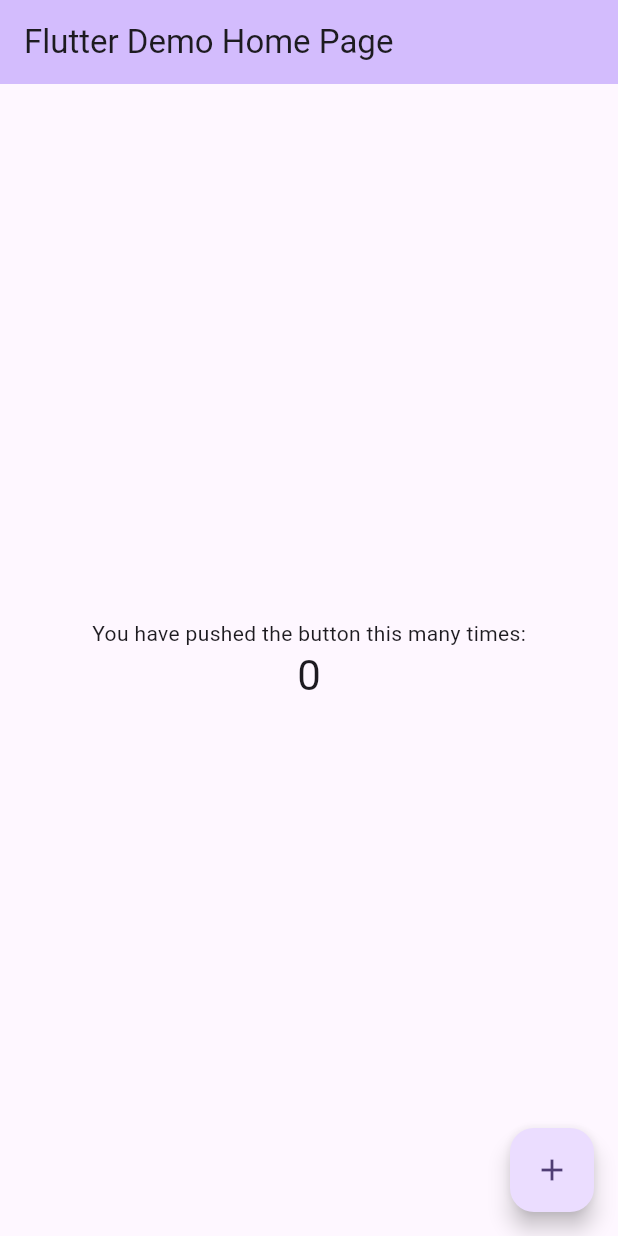
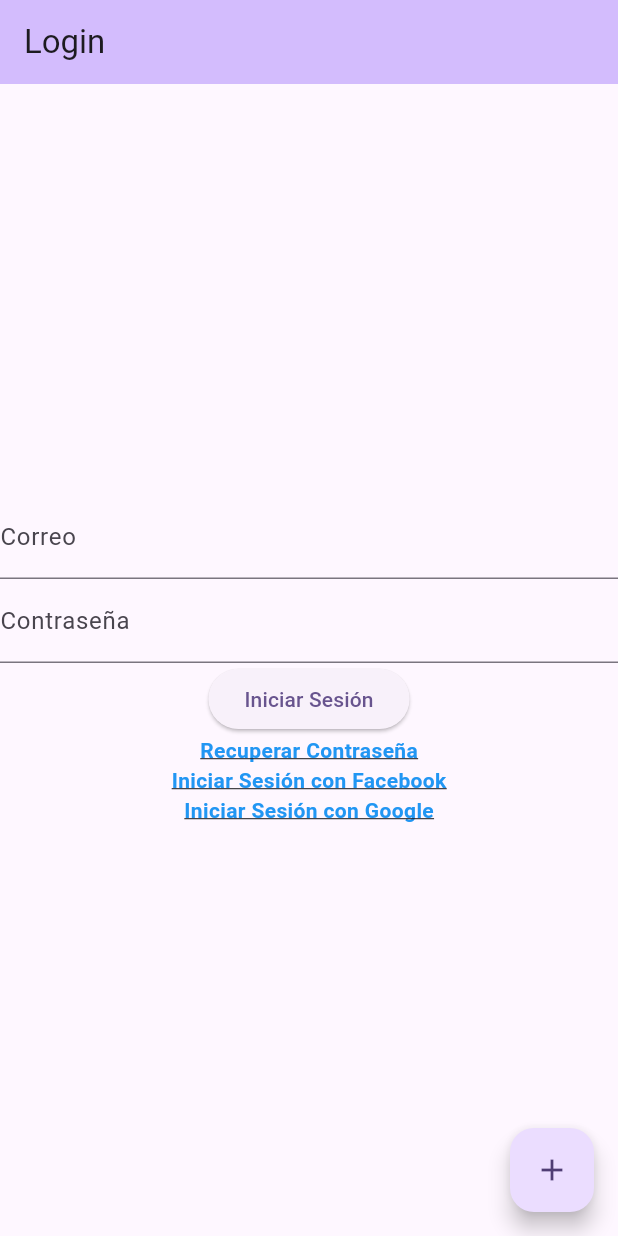
Before and after one commit to ricardo051199/segundo-parcial-parte-practica, a Flutter app: the screen it shows after launch, on a phone screen of 412 x 824 dp. Run offline on Flutter 3.47's test engine with Material 2 defaults, Android fonts, the phone set to English and light mode, and no system bars.

Commit message:
first version

```diff
--- a/lib/main.dart
+++ b/lib/main.dart
@@ -1,4 +1,6 @@
 import 'package:flutter/material.dart';
+import 'package:segundo_parcial_pactica/pages/UserProfile.dart';
+import 'pages/PasswordRecovery.dart';
 
 void main() {
   runApp(const MyApp());
@@ -7,110 +9,95 @@
 class MyApp extends StatelessWidget {
   const MyApp({super.key});
 
-  // This widget is the root of your application.
   @override
   Widget build(BuildContext context) {
     return MaterialApp(
       title: 'Flutter Demo',
       theme: ThemeData(
-        // This is the theme of your application.
-        //
-        // TRY THIS: Try running your application with "flutter run". You'll see
-        // the application has a blue toolbar. Then, without quitting the app,
-        // try changing the seedColor in the colorScheme below to Colors.green
-        // and then invoke "hot reload" (save your changes or press the "hot
-        // reload" button in a Flutter-supported IDE, or press "r" if you used
-        // the command line to start the app).
-        //
-        // Notice that the counter didn't reset back to zero; the application
-        // state is not lost during the reload. To reset the state, use hot
-        // restart instead.
-        //
-        // This works for code too, not just values: Most code changes can be
-        // tested with just a hot reload.
         colorScheme: ColorScheme.fromSeed(seedColor: Colors.deepPurple),
         useMaterial3: true,
       ),
-      home: const MyHomePage(title: 'Flutter Demo Home Page'),
+      home: const LoginScreen(title: 'Login'),
     );
   }
 }
 
-class MyHomePage extends StatefulWidget {
-  const MyHomePage({super.key, required this.title});
-
-  // This widget is the home page of your application. It is stateful, meaning
-  // that it has a State object (defined below) that contains fields that affect
-  // how it looks.
-
-  // This class is the configuration for the state. It holds the values (in this
-  // case the title) provided by the parent (in this case the App widget) and
-  // used by the build method of the State. Fields in a Widget subclass are
-  // always marked "final".
+class LoginScreen extends StatefulWidget {
+  const LoginScreen({super.key, required this.title});
 
   final String title;
 
   @override
-  State<MyHomePage> createState() => _MyHomePageState();
+  State<LoginScreen> createState() => _MyLoginScreenPageState();
 }
 
-class _MyHomePageState extends State<MyHomePage> {
-  int _counter = 0;
-
+class _MyLoginScreenPageState extends State<LoginScreen> {
   void _incrementCounter() {
     setState(() {
-      // This call to setState tells the Flutter framework that something has
-      // changed in this State, which causes it to rerun the build method below
-      // so that the display can reflect the updated values. If we changed
-      // _counter without calling setState(), then the build method would not be
-      // called again, and so nothing would appear to happen.
-      _counter++;
     });
   }
 
   @override
   Widget build(BuildContext context) {
-    // This method is rerun every time setState is called, for instance as done
-    // by the _incrementCounter method above.
-    //
-    // The Flutter framework has been optimized to make rerunning build methods
-    // fast, so that you can just rebuild anything that needs updating rather
-    // than having to individually change instances of widgets.
     return Scaffold(
       appBar: AppBar(
-        // TRY THIS: Try changing the color here to a specific color (to
-        // Colors.amber, perhaps?) and trigger a hot reload to see the AppBar
-        // change color while the other colors stay the same.
         backgroundColor: Theme.of(context).colorScheme.inversePrimary,
-        // Here we take the value from the MyHomePage object that was created by
-        // the App.build method, and use it to set our appbar title.
         title: Text(widget.title),
       ),
       body: Center(
-        // Center is a layout widget. It takes a single child and positions it
-        // in the middle of the parent.
         child: Column(
-          // Column is also a layout widget. It takes a list of children and
-          // arranges them vertically. By default, it sizes itself to fit its
-          // children horizontally, and tries to be as tall as its parent.
-          //
-          // Column has various properties to control how it sizes itself and
-          // how it positions its children. Here we use mainAxisAlignment to
-          // center the children vertically; the main axis here is the vertical
-          // axis because Columns are vertical (the cross axis would be
-          // horizontal).
-          //
-          // TRY THIS: Invoke "debug painting" (choose the "Toggle Debug Paint"
-          // action in the IDE, or press "p" in the console), to see the
-          // wireframe for each widget.
           mainAxisAlignment: MainAxisAlignment.center,
           children: <Widget>[
-            const Text(
-              'You have pushed the button this many times:',
+            const TextField(
+              decoration: InputDecoration(labelText: 'Correo'),
             ),
-            Text(
-              '$_counter',
-              style: Theme.of(context).textTheme.headlineMedium,
+            const TextField(
+              decoration: InputDecoration(labelText: 'Contraseña'),
+              obscureText: true,
+            ),
+            ElevatedButton(
+              child: const Text('Iniciar Sesión'),
+              onPressed: () {
+                Navigator.push(
+                  context,
+                  MaterialPageRoute(builder: (context) => const UserProfileScreen(title: 'User porfile')),
+                );
+              },
+            ),
+            GestureDetector(
+              child: const Text(
+                'Recuperar Contraseña',
+                style: TextStyle(
+                  decoration: TextDecoration.underline, // Subrayar el texto
+                  color: Colors.blue, // Color azul
+                  fontWeight: FontWeight.bold, // Opcional: negrita para resaltar
+                )),
+              onTap: () {
+                Navigator.push(
+                  context,
+                  MaterialPageRoute(builder: (context) => const PasswordRecoveryScreen(title: 'Password recovery')),
+                );
+              },
+            ),
+            GestureDetector(
+              child: const Text(
+                'Iniciar Sesión con Facebook',
+                style: TextStyle(
+                  decoration: TextDecoration.underline, // Subrayar el texto
+                  color: Colors.blue, // Color azul
+                  fontWeight: FontWeight.bold, // Opcional: negrita para resaltar
+                )),
+              onTap: (){},
+            ),
+            GestureDetector(
+              child: const Text(
+                'Iniciar Sesión con Google',
+                style: TextStyle(
+                  decoration: TextDecoration.underline, // Subrayar el texto
+                  color: Colors.blue, // Color azul
+                  fontWeight: FontWeight.bold, // Opcional: negrita para resaltar
+                )),
+              onTap: (){},
             ),
           ],
         ),
@@ -119,7 +106,7 @@
         onPressed: _incrementCounter,
         tooltip: 'Increment',
         child: const Icon(Icons.add),
-      ), // This trailing comma makes auto-formatting nicer for build methods.
+      ),
     );
   }
 }
```
Also changed, not shown: lib/pages/PasswordRecovery.dart (added, +49 -0 lines), lib/pages/UserProfile.dart (added, +54 -0 lines), assets/Porfile.png (added).
